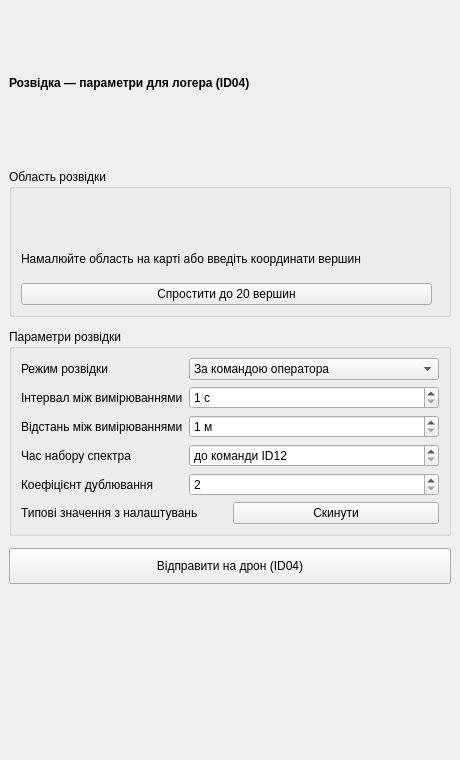
Qt form ui/pages/recon/reconpage.ui (Spectre944/DroneGroundStation) before a commit.
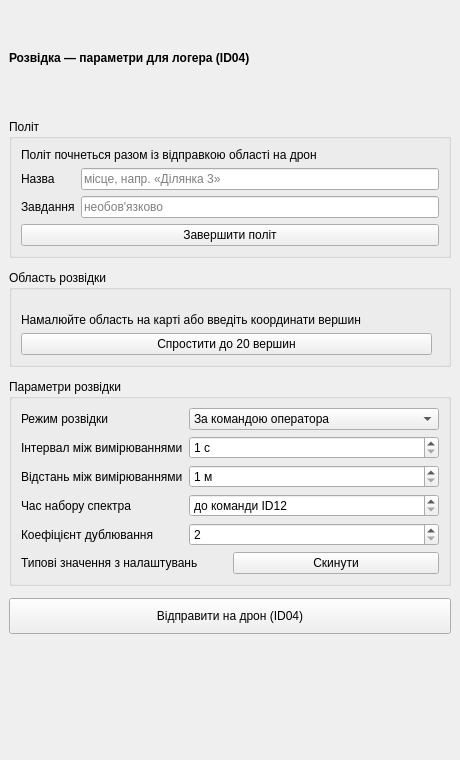
The same form after that commit. Custom widgets are drawn as their Qt base class.

```diff
--- a/ui/pages/recon/reconpage.ui
+++ b/ui/pages/recon/reconpage.ui
@@ -54,6 +54,72 @@
          </property>
         </widget>
        </item>
+       <item>
+        <widget class="QGroupBox" name="groupFlight">
+         <property name="title">
+          <string>Політ</string>
+         </property>
+         <layout class="QFormLayout" name="flightLayout">
+          <property name="rowWrapPolicy">
+           <enum>QFormLayout::RowWrapPolicy::WrapLongRows</enum>
+          </property>
+          <item row="0" column="0" colspan="2">
+           <widget class="QLabel" name="labelFlightState">
+            <property name="text">
+             <string>Політ почнеться разом із відправкою області на дрон</string>
+            </property>
+            <property name="wordWrap">
+             <bool>true</bool>
+            </property>
+           </widget>
+          </item>
+          <item row="1" column="0">
+           <widget class="QLabel" name="labelFlightName">
+            <property name="text">
+             <string>Назва</string>
+            </property>
+           </widget>
+          </item>
+          <item row="1" column="1">
+           <widget class="QLineEdit" name="lineEditFlightName">
+            <property name="placeholderText">
+             <string>місце, напр. «Ділянка 3»</string>
+            </property>
+            <property name="maxLength">
+             <number>80</number>
+            </property>
+           </widget>
+          </item>
+          <item row="2" column="0">
+           <widget class="QLabel" name="labelFlightTask">
+            <property name="text">
+             <string>Завдання</string>
+            </property>
+           </widget>
+          </item>
+          <item row="2" column="1">
+           <widget class="QLineEdit" name="lineEditFlightTask">
+            <property name="placeholderText">
+             <string>необов'язково</string>
+            </property>
+            <property name="maxLength">
+             <number>120</number>
+            </property>
+           </widget>
+          </item>
+          <item row="3" column="0" colspan="2">
+           <widget class="QPushButton" name="pushButtonFinishFlight">
+            <property name="text">
+             <string>Завершити політ</string>
+            </property>
+            <property name="toolTip">
+             <string>Закрити запис польоту в базі. Нові дані підуть у наступний політ</string>
+            </property>
+           </widget>
+          </item>
+         </layout>
+        </widget>
+       </item>
        <item>
         <widget class="QGroupBox" name="groupArea">
          <property name="title">
```
